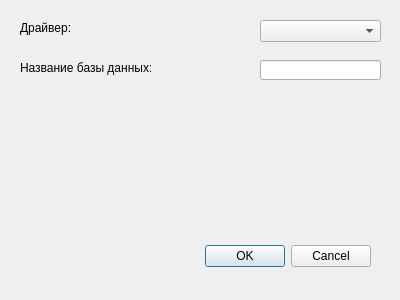
Old version of the form MainForm/widgetgenerationscript.ui in the repository Hronbox/CASE_SWDEP.
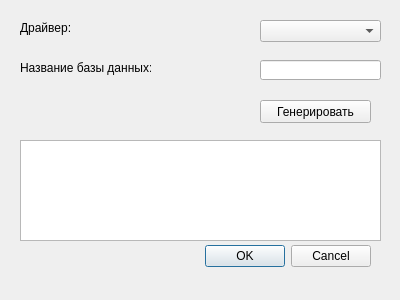
New version of the form.

```diff
--- a/MainForm/widgetgenerationscript.ui
+++ b/MainForm/widgetgenerationscript.ui
@@ -75,6 +75,29 @@
     </rect>
    </property>
   </widget>
+  <widget class="QTextEdit" name="textEdit">
+   <property name="geometry">
+    <rect>
+     <x>20</x>
+     <y>140</y>
+     <width>361</width>
+     <height>101</height>
+    </rect>
+   </property>
+  </widget>
+  <widget class="QPushButton" name="pushButton">
+   <property name="geometry">
+    <rect>
+     <x>260</x>
+     <y>100</y>
+     <width>111</width>
+     <height>23</height>
+    </rect>
+   </property>
+   <property name="text">
+    <string>Генерировать</string>
+   </property>
+  </widget>
  </widget>
  <resources/>
  <connections>
```
Left out of the diff: 2 changed lines with no effect on the pictures.
